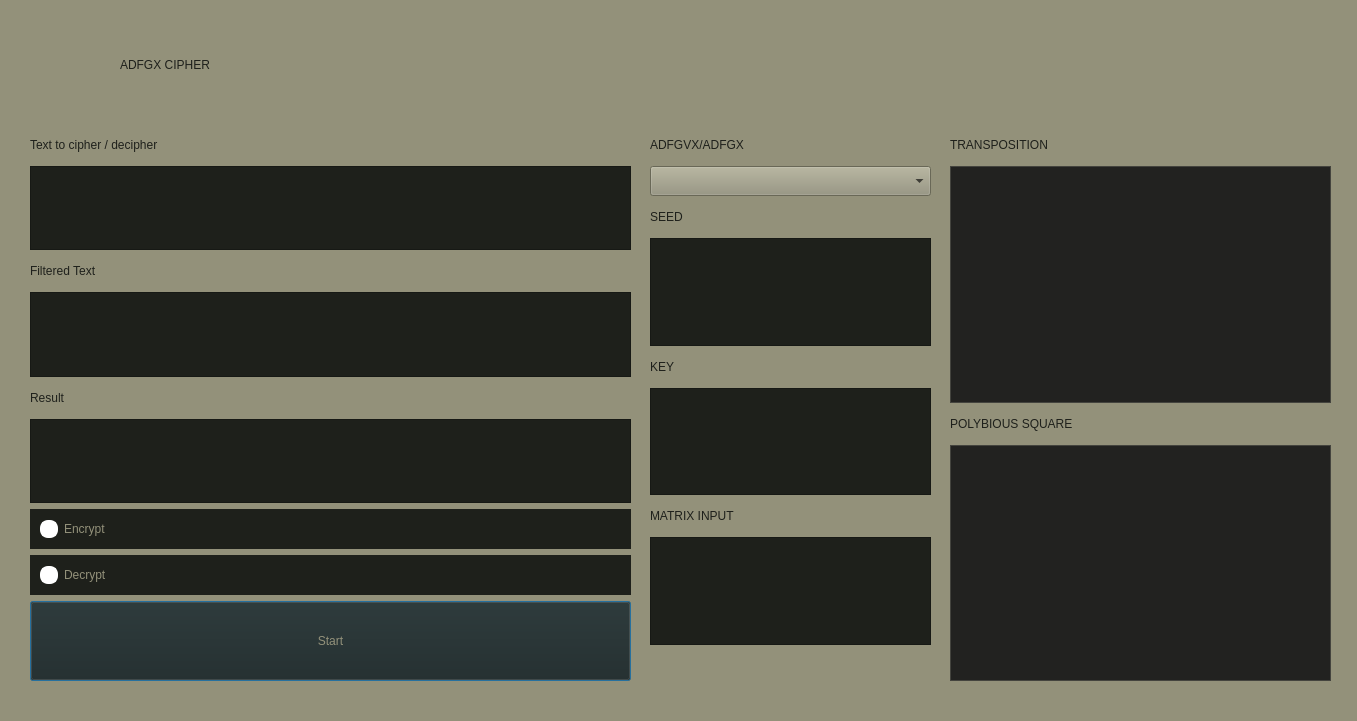
Old version of the form RSA_GUI.ui in the repository Slunko1/samuel-svancarek-RSA.
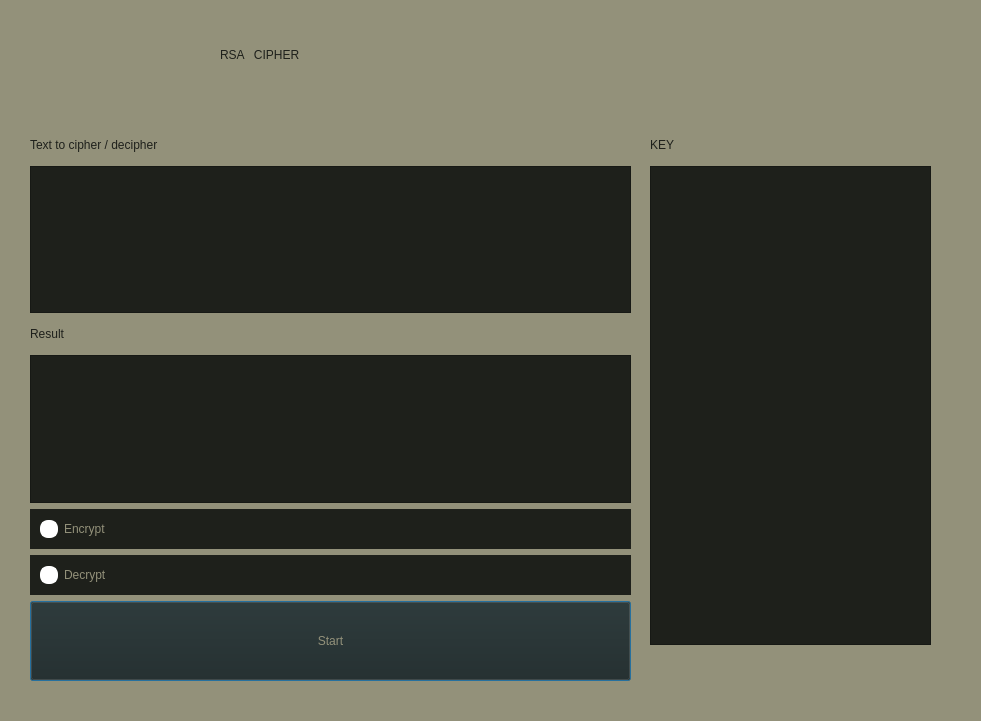
New version of the form.

Commit message: functional encrpyt

Patch:
```diff
--- a/RSA_GUI.ui
+++ b/RSA_GUI.ui
@@ -6,7 +6,7 @@
    <rect>
     <x>0</x>
     <y>0</y>
-    <width>1357</width>
+    <width>981</width>
     <height>721</height>
    </rect>
   </property>
@@ -70,38 +70,6 @@
        </property>
       </widget>
      </item>
-     <item>
-      <widget class="QLabel" name="label_6">
-       <property name="minimumSize">
-        <size>
-         <width>0</width>
-         <height>30</height>
-        </size>
-       </property>
-       <property name="styleSheet">
-        <string notr="true">font: 24pt &quot;ArcadeClassic&quot;;
-color:rgb(30, 32, 27);</string>
-       </property>
-       <property name="text">
-        <string>Filtered Text</string>
-       </property>
-      </widget>
-     </item>
-     <item>
-      <widget class="QTextEdit" name="textEdit_filteredText">
-       <property name="styleSheet">
-        <string notr="true">background-color: rgb(30, 32, 27);
-color: rgb(147, 145, 122)</string>
-       </property>
-       <property name="html">
-        <string>&lt;!DOCTYPE HTML PUBLIC &quot;-//W3C//DTD HTML 4.0//EN&quot; &quot;http://www.w3.org/TR/REC-html40/strict.dtd&quot;&gt;
-&lt;html&gt;&lt;head&gt;&lt;meta name=&quot;qrichtext&quot; content=&quot;1&quot; /&gt;&lt;style type=&quot;text/css&quot;&gt;
-p, li { white-space: pre-wrap; }
-&lt;/style&gt;&lt;/head&gt;&lt;body style=&quot; font-family:'MS Shell Dlg 2'; font-size:7.8pt; font-weight:400; font-style:normal;&quot;&gt;
-&lt;p style=&quot;-qt-paragraph-type:empty; margin-top:0px; margin-bottom:0px; margin-left:0px; margin-right:0px; -qt-block-indent:0; text-indent:0px;&quot;&gt;&lt;br /&gt;&lt;/p&gt;&lt;/body&gt;&lt;/html&gt;</string>
-       </property>
-      </widget>
-     </item>
      <item>
       <widget class="QLabel" name="label_3">
        <property name="minimumSize">
@@ -233,9 +201,9 @@
    <widget class="QLabel" name="label">
     <property name="geometry">
      <rect>
-      <x>120</x>
-      <y>-10</y>
-      <width>1131</width>
+      <x>220</x>
+      <y>-20</y>
+      <width>551</width>
       <height>150</height>
      </rect>
     </property>
@@ -253,7 +221,7 @@
 </string>
     </property>
     <property name="text">
-     <string>ADFG&lt;V&gt;X CIPHER</string>
+     <string>RSA   CIPHER</string>
     </property>
    </widget>
    <widget class="QWidget" name="widget_3" native="true">
@@ -266,65 +234,6 @@
      </rect>
     </property>
     <layout class="QVBoxLayout" name="verticalLayout_2">
-     <item>
-      <widget class="QLabel" name="label_5">
-       <property name="minimumSize">
-        <size>
-         <width>0</width>
-         <height>30</height>
-        </size>
-       </property>
-       <property name="styleSheet">
-        <string notr="true">font: 24pt &quot;ArcadeClassic&quot;;
-color:rgb(30, 32, 27);</string>
-       </property>
-       <property name="text">
-        <string>ADFGVX/ADFGX</string>
-       </property>
-      </widget>
-     </item>
-     <item>
-      <widget class="QComboBox" name="comboBox_Abeceda">
-       <property name="minimumSize">
-        <size>
-         <width>0</width>
-         <height>30</height>
-        </size>
-       </property>
-      </widget>
-     </item>
-     <item>
-      <widget class="QLabel" name="label_7">
-       <property name="minimumSize">
-        <size>
-         <width>0</width>
-         <height>30</height>
-        </size>
-       </property>
-       <property name="styleSheet">
-        <string notr="true">font: 24pt &quot;ArcadeClassic&quot;;
-color:rgb(30, 32, 27);</string>
-       </property>
-       <property name="text">
-        <string>SEED</string>
-       </property>
-      </widget>
-     </item>
-     <item>
-      <widget class="QTextEdit" name="textEdit_Seed">
-       <property name="styleSheet">
-        <string notr="true">background-color: rgb(30, 32, 27);
-color: rgb(147, 145, 122)</string>
-       </property>
-       <property name="html">
-        <string>&lt;!DOCTYPE HTML PUBLIC &quot;-//W3C//DTD HTML 4.0//EN&quot; &quot;http://www.w3.org/TR/REC-html40/strict.dtd&quot;&gt;
-&lt;html&gt;&lt;head&gt;&lt;meta name=&quot;qrichtext&quot; content=&quot;1&quot; /&gt;&lt;style type=&quot;text/css&quot;&gt;
-p, li { white-space: pre-wrap; }
-&lt;/style&gt;&lt;/head&gt;&lt;body style=&quot; font-family:'MS Shell Dlg 2'; font-size:7.8pt; font-weight:400; font-style:normal;&quot;&gt;
-&lt;p style=&quot;-qt-paragraph-type:empty; margin-top:0px; margin-bottom:0px; margin-left:0px; margin-right:0px; -qt-block-indent:0; text-indent:0px;&quot;&gt;&lt;br /&gt;&lt;/p&gt;&lt;/body&gt;&lt;/html&gt;</string>
-       </property>
-      </widget>
-     </item>
      <item>
       <widget class="QLabel" name="label_4">
        <property name="minimumSize">
@@ -357,38 +266,6 @@
        </property>
       </widget>
      </item>
-     <item>
-      <widget class="QLabel" name="label_10">
-       <property name="minimumSize">
-        <size>
-         <width>0</width>
-         <height>30</height>
-        </size>
-       </property>
-       <property name="styleSheet">
-        <string notr="true">font: 24pt &quot;ArcadeClassic&quot;;
-color:rgb(30, 32, 27);</string>
-       </property>
-       <property name="text">
-        <string>MATRIX INPUT</string>
-       </property>
-      </widget>
-     </item>
-     <item>
-      <widget class="QTextEdit" name="textEdit_MatrixInput">
-       <property name="styleSheet">
-        <string notr="true">background-color: rgb(30, 32, 27);
-color: rgb(147, 145, 122)</string>
-       </property>
-       <property name="html">
-        <string>&lt;!DOCTYPE HTML PUBLIC &quot;-//W3C//DTD HTML 4.0//EN&quot; &quot;http://www.w3.org/TR/REC-html40/strict.dtd&quot;&gt;
-&lt;html&gt;&lt;head&gt;&lt;meta name=&quot;qrichtext&quot; content=&quot;1&quot; /&gt;&lt;style type=&quot;text/css&quot;&gt;
-p, li { white-space: pre-wrap; }
-&lt;/style&gt;&lt;/head&gt;&lt;body style=&quot; font-family:'MS Shell Dlg 2'; font-size:7.8pt; font-weight:400; font-style:normal;&quot;&gt;
-&lt;p style=&quot;-qt-paragraph-type:empty; margin-top:0px; margin-bottom:0px; margin-left:0px; margin-right:0px; -qt-block-indent:0; text-indent:0px;&quot;&gt;&lt;br /&gt;&lt;/p&gt;&lt;/body&gt;&lt;/html&gt;</string>
-       </property>
-      </widget>
-     </item>
      <item>
       <widget class="QLabel" name="label_RemainingCharacters">
        <property name="minimumSize">
@@ -408,122 +285,6 @@
      </item>
     </layout>
    </widget>
-   <widget class="QWidget" name="widget_4" native="true">
-    <property name="geometry">
-     <rect>
-      <x>950</x>
-      <y>130</y>
-      <width>381</width>
-      <height>551</height>
-     </rect>
-    </property>
-    <layout class="QVBoxLayout" name="verticalLayout_3">
-     <item>
-      <widget class="QLabel" name="label_8">
-       <property name="minimumSize">
-        <size>
-         <width>0</width>
-         <height>30</height>
-        </size>
-       </property>
-       <property name="styleSheet">
-        <string notr="true">font: 24pt &quot;ArcadeClassic&quot;;
-color:rgb(30, 32, 27);</string>
-       </property>
-       <property name="text">
-        <string>TRANSPOSITION</string>
-       </property>
-      </widget>
-     </item>
-     <item>
-      <widget class="QTableWidget" name="tableWidget_Transposition">
-       <property name="styleSheet">
-        <string notr="true">/* Celkový vzhľad tabuľky */
-QTableWidget {
-    background-color: #222220; /* Tmavá farba pozadia, rovnaká ako textové polia vľavo */
-    color: #DCDCD6; /* Svetlý text pre dobrú čitateľnosť */
-    gridline-color: #44443E; /* Decentná mriežka */
-    border: 1px solid #44443E;
-    selection-background-color: #55554B; /* Farba pri označení bunky */
-    selection-color: #FFFFFF;
-}
-
-/* Štýl pre samotné bunky */
-QTableWidget::item {
-    padding: 2px;
-}
-
-/* Hlavičky tabuľky (riadky aj stĺpce - A, D, F, G, V, X, čísla) */
-QHeaderView::section {
-    background-color: #33332E; /* O niečo svetlejší odtieň pre hlavičku */
-    color: #DCDCD6;
-    padding: 4px;
-    border: 1px solid #44443E;
-    font-weight: bold;
-}
-
-/* Rohové tlačidlo v1. v ľavom hornom rohu tabuliek */
-QTableCornerButton::section {
-    background-color: #33332E;
-    border: 1px solid #44443E;
-}</string>
-       </property>
-      </widget>
-     </item>
-     <item>
-      <widget class="QLabel" name="label_9">
-       <property name="minimumSize">
-        <size>
-         <width>0</width>
-         <height>30</height>
-        </size>
-       </property>
-       <property name="styleSheet">
-        <string notr="true">font: 24pt &quot;ArcadeClassic&quot;;
-color:rgb(30, 32, 27);</string>
-       </property>
-       <property name="text">
-        <string>POLYBIOUS SQUARE</string>
-       </property>
-      </widget>
-     </item>
-     <item>
-      <widget class="QTableWidget" name="tableWidget">
-       <property name="styleSheet">
-        <string notr="true">/* Celkový vzhľad tabuľky */
-QTableWidget {
-    background-color: #222220; /* Tmavá farba pozadia, rovnaká ako textové polia vľavo */
-    color: #DCDCD6; /* Svetlý text pre dobrú čitateľnosť */
-    gridline-color: #44443E; /* Decentná mriežka */
-    border: 1px solid #44443E;
-    selection-background-color: #55554B; /* Farba pri označení bunky */
-    selection-color: #FFFFFF;
-}
-
-/* Štýl pre samotné bunky */
-QTableWidget::item {
-    padding: 2px;
-}
-
-/* Hlavičky tabuľky (riadky aj stĺpce - A, D, F, G, V, X, čísla) */
-QHeaderView::section {
-    background-color: #33332E; /* O niečo svetlejší odtieň pre hlavičku */
-    color: #DCDCD6;
-    padding: 4px;
-    border: 1px solid #44443E;
-    font-weight: bold;
-}
-
-/* Rohové tlačidlo v1. v ľavom hornom rohu tabuliek */
-QTableCornerButton::section {
-    background-color: #33332E;
-    border: 1px solid #44443E;
-}</string>
-       </property>
-      </widget>
-     </item>
-    </layout>
-   </widget>
   </widget>
  </widget>
  <resources/>
```
The commit also changes 2 other files.
